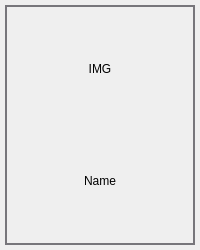
This is ui/item_widget.ui in AnthonySTZ/AssetManager as Qt 5 draws it before an edit. The edited form follows.
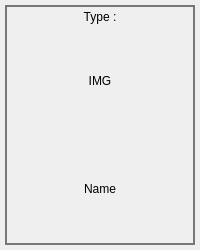
This is the edited form.

Patch:
```diff
--- a/ui/item_widget.ui
+++ b/ui/item_widget.ui
@@ -26,9 +26,7 @@
    <string>Form</string>
   </property>
   <property name="styleSheet">
-   <string notr="true">QGridLayout{
-	border: 4px solid black;
-}</string>
+   <string notr="true"/>
   </property>
   <layout class="QHBoxLayout" name="horizontalLayout">
    <property name="spacing">
@@ -53,7 +51,11 @@
 
 	border: 2px solid rgb(119, 118, 123);
 
-}</string>
+}
+.QFrame:hover{
+	border: 2px solid rgb(255, 190, 111);
+}
+</string>
      </property>
      <property name="frameShape">
       <enum>QFrame::StyledPanel</enum>
@@ -68,18 +70,33 @@
       <number>0</number>
      </property>
      <layout class="QGridLayout" name="gridLayout">
-      <item row="0" column="0">
-       <widget class="QLabel" name="label">
-        <property name="text">
-         <string>IMG</string>
-        </property>
-        <property name="alignment">
-         <set>Qt::AlignCenter</set>
-        </property>
-       </widget>
-      </item>
+      <property name="leftMargin">
+       <number>0</number>
+      </property>
+      <property name="topMargin">
+       <number>0</number>
+      </property>
+      <property name="rightMargin">
+       <number>0</number>
+      </property>
+      <property name="bottomMargin">
+       <number>0</number>
+      </property>
+      <property name="spacing">
+       <number>0</number>
+      </property>
       <item row="1" column="0">
-       <widget class="QLabel" name="label_2">
+       <widget class="QLabel" name="img_l">
+        <property name="text">
+         <string>IMG</string>
+        </property>
+        <property name="alignment">
+         <set>Qt::AlignCenter</set>
+        </property>
+       </widget>
+      </item>
+      <item row="2" column="0">
+       <widget class="QLabel" name="name_l">
         <property name="text">
          <string>Name</string>
         </property>
@@ -88,6 +105,22 @@
         </property>
        </widget>
       </item>
+      <item row="0" column="0">
+       <widget class="QLabel" name="type_l">
+        <property name="maximumSize">
+         <size>
+          <width>16777215</width>
+          <height>20</height>
+         </size>
+        </property>
+        <property name="text">
+         <string>Type :</string>
+        </property>
+        <property name="alignment">
+         <set>Qt::AlignCenter</set>
+        </property>
+       </widget>
+      </item>
      </layout>
     </widget>
    </item>
```
Left out of the diff: 6 changed lines with no effect on the pictures.
